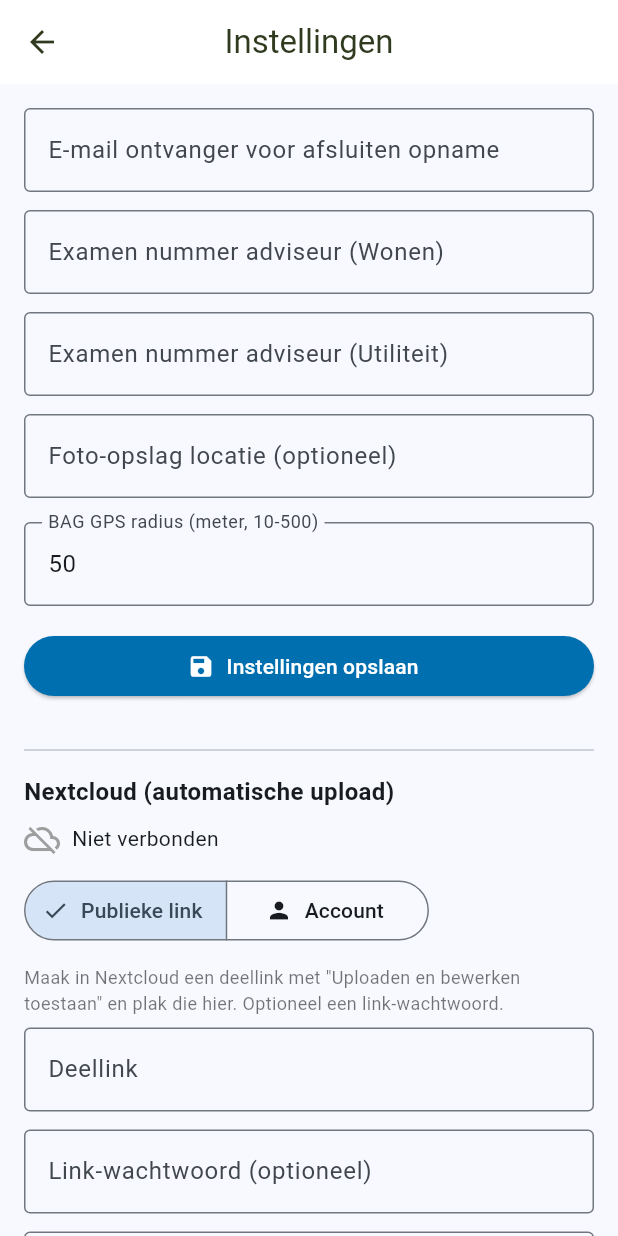
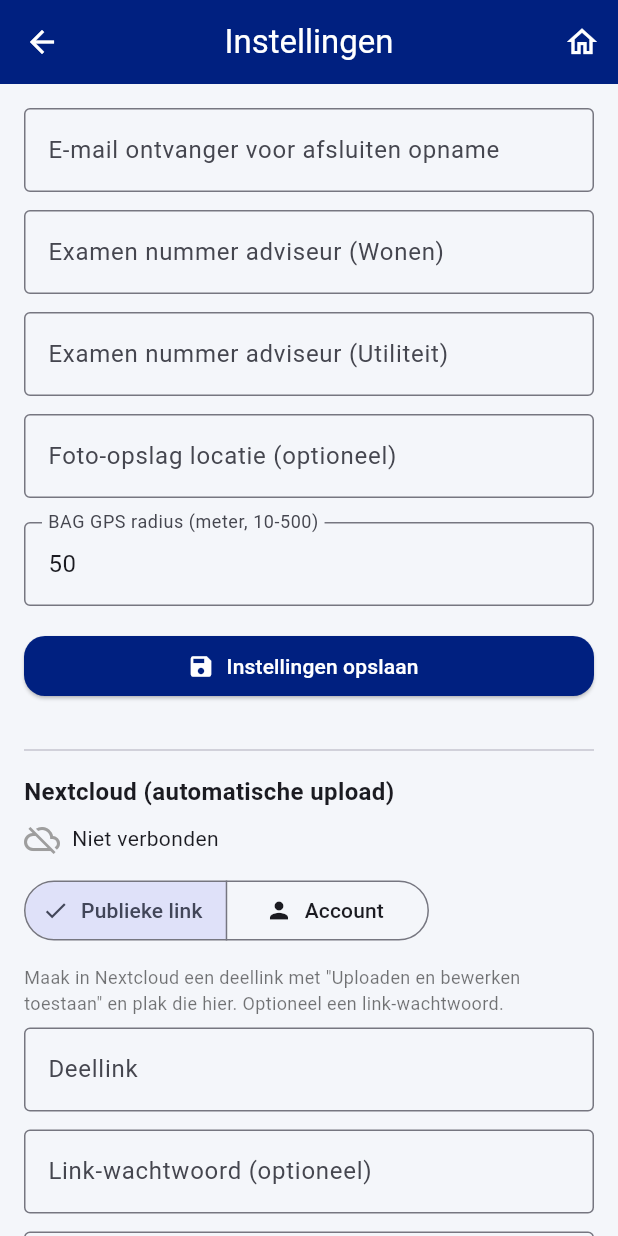
Before and after one commit to PaulW1610/PM-opname, a Flutter app: the screen it shows after launch, after a tap on the "settings" icon, on a phone screen of 412 x 824 dp. Run offline on Flutter 3.47's test engine with Material 3 defaults, Android fonts, the phone set to English and light mode, and no system bars; our stand-ins replace camera, firebase_core, firebase_crashlytics, flutter_secure_storage, gallery_saver, geocoding and 3 more; missing offline and left inert: flutter_email_sender; accounts and stored records are empty; statements that could not run were skipped.

Commit message:
Upload-tijdens-fotograferen + huisstijl-layout + home-knop (2.1.0+7)
- Nextcloud: elke foto wordt direct op de achtergrond geuploaded tijdens
  het fotograferen (serieel, niet-blokkerend); afsluit-upload blijft vangnet
  en slaat bestaande bestanden over.
- Huisstijl: nieuw lib/theme/brand.dart (marineblauw #002080 + oranje #F7931E),
  app-thema in huisstijl.
- Startscherm: hoofdacties als uniform rooster van vierkante tegels met
  afgeronde hoeken; 'Adres ophalen' en 'Naar camera' oranje, rest marineblauw.
- Scherm 2 (Selecteer categorie): infokaart + centrale oranje 'Start foto's
  maken'-tegel.
- Home-knop op elk subscherm (via PmBrandingHeader + AppBars) terug naar start.
- Versie 2.1.0+7.

Co-Authored-By: Claude Opus 4.8 <noreply@anthropic.com>

```diff
--- a/lib/main.dart
+++ b/lib/main.dart
@@ -3,6 +3,7 @@ import 'dart:async';
 import 'package:flutter/material.dart';
 import 'screens/start_screen.dart';
 import 'services/stability_logger_service.dart';
+import 'theme/brand.dart';
 
 /// Entrypoint for the Photo Organizer app.
 Future<void> main() async {
@@ -31,44 +32,55 @@ class MyApp extends StatelessWidget {
   /// Build the [MaterialApp] used as the app shell.
   @override
   Widget build(BuildContext context) {
-    const azureBlue = Color(0xFF006FAF);
+    const navy = BrandColors.navy;
+    const orange = BrandColors.orange;
     return MaterialApp(
       title: 'blueprint collective',
       theme: ThemeData(
-        colorScheme: ColorScheme.fromSeed(seedColor: azureBlue),
+        colorScheme: ColorScheme.fromSeed(
+          seedColor: navy,
+          primary: navy,
+          secondary: orange,
+        ),
+        scaffoldBackgroundColor: const Color(0xFFF4F6FA),
         appBarTheme: const AppBarTheme(
-          backgroundColor: Colors.white,
-          foregroundColor: Color(0xFF2F3A1F),
+          backgroundColor: navy,
+          foregroundColor: Colors.white,
           elevation: 0,
           centerTitle: true,
+          iconTheme: IconThemeData(color: Colors.white),
         ),
         elevatedButtonTheme: ElevatedButtonThemeData(
           style: ElevatedButton.styleFrom(
-            backgroundColor: azureBlue,
+            backgroundColor: navy,
             foregroundColor: Colors.white,
+            shape: RoundedRectangleBorder(
+              borderRadius: BorderRadius.circular(14),
+            ),
           ),
         ),
         filledButtonTheme: FilledButtonThemeData(
           style: FilledButton.styleFrom(
-            backgroundColor: azureBlue,
+            backgroundColor: navy,
             foregroundColor: Colors.white,
           ),
         ),
         outlinedButtonTheme: OutlinedButtonThemeData(
           style: OutlinedButton.styleFrom(
-            backgroundColor: azureBlue,
-            foregroundColor: Colors.white,
-            side: const BorderSide(color: azureBlue),
+            foregroundColor: navy,
+            side: const BorderSide(color: navy),
+            shape: RoundedRectangleBorder(
+              borderRadius: BorderRadius.circular(14),
+            ),
           ),
         ),
         textButtonTheme: TextButtonThemeData(
           style: TextButton.styleFrom(
-            backgroundColor: azureBlue,
-            foregroundColor: Colors.white,
+            foregroundColor: navy,
           ),
         ),
         floatingActionButtonTheme: const FloatingActionButtonThemeData(
-          backgroundColor: azureBlue,
+          backgroundColor: orange,
           foregroundColor: Colors.white,
         ),
       ),
--- a/lib/screens/instellingen_screen.dart
+++ b/lib/screens/instellingen_screen.dart
@@ -190,6 +190,14 @@ class _InstellingenScreenState extends State<InstellingenScreen> {
     return Scaffold(
       appBar: AppBar(
         title: const Text('Instellingen'),
+        actions: [
+          IconButton(
+            tooltip: 'Home',
+            icon: const Icon(Icons.home_outlined),
+            onPressed: () =>
+                Navigator.of(context).popUntil((route) => route.isFirst),
+          ),
+        ],
       ),
       body: _isLoading
           ? const Center(child: CircularProgressIndicator())
--- a/lib/screens/start_screen.dart
+++ b/lib/screens/start_screen.dart
@@ -10,6 +10,7 @@ import '../config/app_secrets.dart';
 import '../services/app_settings_service.dart';
 import '../services/bag_service.dart';
 import '../services/location_service.dart';
+import '../theme/brand.dart';
 import 'beslisschemas_screen.dart';
 import 'instellingen_screen.dart';
 import 'opname_afsluiten_screen.dart';
@@ -1259,7 +1260,7 @@ class _StartScreenState extends State<StartScreen> {
                   child: Column(
                     mainAxisSize: MainAxisSize.min,
                     children: [
-                      const Icon(Icons.location_on, size: 48, color: Colors.blue),
+                      const Icon(Icons.location_on, size: 48, color: BrandColors.navy),
                       const SizedBox(height: 16),
                       Text(
                         'Adres opgehaald:',
@@ -1318,27 +1319,10 @@ class _StartScreenState extends State<StartScreen> {
                   ],
                 ),
               ),
-              const SizedBox(height: 8),
-              OutlinedButton.icon(
-                icon: const Icon(Icons.search),
-                label: const Text('Zoek op postcode + huisnummer'),
-                onPressed: _isLoading ? null : _searchBagByManualPair,
-              ),
-              const SizedBox(height: 8),
-              ElevatedButton.icon(
-                icon: const Icon(Icons.gps_fixed),
-                label: const Text('Ophalen Adres'),
-                onPressed: _isLoading ? null : _fetchAddress,
-                style: ElevatedButton.styleFrom(
-                  backgroundColor: Colors.green.shade700,
-                  foregroundColor: Colors.white,
-                ),
-              ),
-              const SizedBox(height: 8),
-              ElevatedButton.icon(
-                icon: const Icon(Icons.edit_location_alt),
-                label: const Text('Gebruik handmatig adres'),
-                onPressed: _useManualAddress,
+              const SizedBox(height: 20),
+              Padding(
+                padding: const EdgeInsets.symmetric(horizontal: 20),
+                child: _buildActionGrid(),
               ),
               if (_bagCandidates.isNotEmpty)
                 const SizedBox(height: 16),
@@ -1424,27 +1408,6 @@ class _StartScreenState extends State<StartScreen> {
                 ),
                 const SizedBox(height: 8),
               ],
-              ElevatedButton.icon(
-                icon: const Icon(Icons.assignment_turned_in),
-                label: const Text('Opname afsluiten'),
-                onPressed: _isLoading ? null : _openOpnameAfsluiten,
-              ),
-              const SizedBox(height: 12),
-              ElevatedButton.icon(
-                icon: const Icon(Icons.account_tree_outlined),
-                label: const Text('Beslisschemas en formulieren'),
-                style: ElevatedButton.styleFrom(
-                  backgroundColor: const Color(0xFF006FAF),
-                  foregroundColor: Colors.white,
-                ),
-                onPressed: _isLoading ? null : _openBeslisschemas,
-              ),
-              const SizedBox(height: 12),
-              ElevatedButton.icon(
-                icon: const Icon(Icons.bookmark_add_outlined),
-                label: const Text('Adres opslaan in projecten'),
-                onPressed: _isLoading ? null : _saveCurrentAddressForLater,
-              ),
               const SizedBox(height: 16),
               Padding(
                 padding: const EdgeInsets.symmetric(horizontal: 16),
@@ -1502,18 +1465,71 @@ class _StartScreenState extends State<StartScreen> {
                   ],
                 ),
               ),
-              if (_bagData != null) ...[
-                const SizedBox(height: 12),
-                ElevatedButton.icon(
-                  icon: const Icon(Icons.arrow_forward),
-                  label: const Text('Naar camera'),
-                  onPressed: _proceedToPhotos,
-                ),
-              ],
+              const SizedBox(height: 16),
             ],
           ),
         ),
       ),
+    );
+  }
+
+  /// Uniform rooster van vierkante huisstijl-knoppen voor de hoofdacties.
+  ///
+  /// Oranje = belangrijkste acties (adres ophalen, naar camera); marineblauw =
+  /// de overige acties. Knoppen die een adres vereisen zijn uitgeschakeld tot
+  /// er een adres gekozen is, zodat de lay-out stabiel blijft.
+  Widget _buildActionGrid() {
+    final bool hasAddress = _bagData != null;
+    final bool busy = _isLoading;
+
+    final tiles = <Widget>[
+      BrandTileButton(
+        icon: Icons.gps_fixed,
+        label: 'Adres ophalen',
+        color: BrandColors.orange,
+        onPressed: busy ? null : _fetchAddress,
+      ),
+      BrandTileButton(
+        icon: Icons.photo_camera,
+        label: 'Naar camera',
+        color: BrandColors.orange,
+        onPressed: (busy || !hasAddress) ? null : _proceedToPhotos,
+      ),
+      BrandTileButton(
+        icon: Icons.search,
+        label: 'Zoek op postcode',
+        onPressed: busy ? null : _searchBagByManualPair,
+      ),
+      BrandTileButton(
+        icon: Icons.edit_location_alt,
+        label: 'Handmatig adres',
+        onPressed: busy ? null : _useManualAddress,
+      ),
+      BrandTileButton(
+        icon: Icons.assignment_turned_in,
+        label: 'Opname afsluiten',
+        onPressed: (busy || !hasAddress) ? null : _openOpnameAfsluiten,
+      ),
+      BrandTileButton(
+        icon: Icons.account_tree_outlined,
+        label: 'Beslisschemas',
+        onPressed: (busy || !hasAddress) ? null : _openBeslisschemas,
+      ),
+      BrandTileButton(
+        icon: Icons.bookmark_add_outlined,
+        label: 'Adres opslaan',
+        onPressed: (busy || !hasAddress) ? null : _saveCurrentAddressForLater,
+      ),
+    ];
+
+    return GridView.count(
+      crossAxisCount: 2,
+      shrinkWrap: true,
+      physics: const NeverScrollableScrollPhysics(),
+      mainAxisSpacing: 14,
+      crossAxisSpacing: 14,
+      childAspectRatio: 1,
+      children: tiles,
     );
   }
 
--- /dev/null
+++ b/lib/theme/brand.dart
@@ -0,0 +1,110 @@
+import 'package:flutter/material.dart';
+
+/// Huisstijl van blueprint collective: kleuren + herbruikbare UI-bouwstenen.
+///
+/// Kleuren zijn afgeleid van het logo (diep koningsblauw/marineblauw) met
+/// oranje als accentkleur voor de belangrijkste acties.
+class BrandColors {
+  BrandColors._();
+
+  /// Donker marineblauw (logo-kleur). Hoofdkleur voor knoppen en app-bar.
+  static const Color navy = Color(0xFF002080);
+
+  /// Iets diepere marine-variant (voor verloop/schaduw).
+  static const Color navyDark = Color(0xFF001A5E);
+
+  /// Heldere logo-blauw variant (voor accenten/verloop).
+  static const Color navyBright = Color(0xFF0024B4);
+
+  /// Accentkleur oranje (huisstijl) voor de belangrijkste acties.
+  static const Color orange = Color(0xFFF7931E);
+
+  /// Diepere oranje-variant (voor verloop/schaduw).
+  static const Color orangeDark = Color(0xFFE07B00);
+}
+
+/// Een vierkante knop met afgeronde hoeken, een icoon en een label.
+///
+/// Gebruikt door de huisstijl-knoppenroosters. Wordt grijs/uitgeschakeld
+/// weergegeven wanneer [onPressed] `null` is, zodat de lay-out stabiel blijft.
+class BrandTileButton extends StatelessWidget {
+  /// Maak een vierkante huisstijl-knop.
+  const BrandTileButton({
+    Key? key,
+    required this.icon,
+    required this.label,
+    required this.onPressed,
+    this.color = BrandColors.navy,
+  }) : super(key: key);
+
+  /// Het icoon bovenin de knop.
+  final IconData icon;
+
+  /// Het label onder het icoon.
+  final String label;
+
+  /// Actie bij tikken; `null` schakelt de knop uit (grijs).
+  final VoidCallback? onPressed;
+
+  /// Achtergrondkleur (oranje voor hoofdacties, marineblauw voor de rest).
+  final Color color;
+
+  @override
+  Widget build(BuildContext context) {
+    final bool enabled = onPressed != null;
+    final Color background = enabled ? color : const Color(0xFFCED2DA);
+    final Color foreground = enabled ? Colors.white : const Color(0xFF8A8F99);
+
+    return Material(
+      color: background,
+      borderRadius: BorderRadius.circular(20),
+      elevation: enabled ? 2 : 0,
+      shadowColor: Colors.black26,
+      child: InkWell(
+        borderRadius: BorderRadius.circular(20),
+        onTap: onPressed,
+        child: Padding(
+          padding: const EdgeInsets.all(12),
+          child: Column(
+            mainAxisAlignment: MainAxisAlignment.center,
+            children: [
+              Icon(icon, size: 38, color: foreground),
+              const SizedBox(height: 10),
+              Text(
+                label,
+                textAlign: TextAlign.center,
+                maxLines: 2,
+                overflow: TextOverflow.ellipsis,
+                style: TextStyle(
+                  color: foreground,
+                  fontSize: 14,
+                  fontWeight: FontWeight.w600,
+                  height: 1.15,
+                ),
+              ),
+            ],
+          ),
+        ),
+      ),
+    );
+  }
+}
+
+/// Home-knop voor in de app-bar: keert terug naar het startscherm.
+///
+/// Plaats deze in `AppBar.actions` of `AppBar.leading` op elk scherm behalve
+/// het startscherm zelf.
+class BrandHomeButton extends StatelessWidget {
+  /// Maak een home-knop die naar het startscherm springt.
+  const BrandHomeButton({Key? key}) : super(key: key);
+
+  @override
+  Widget build(BuildContext context) {
+    return IconButton(
+      tooltip: 'Home',
+      icon: const Icon(Icons.home_outlined),
+      onPressed: () =>
+          Navigator.of(context).popUntil((route) => route.isFirst),
+    );
+  }
+}
--- a/pubspec.yaml
+++ b/pubspec.yaml
@@ -1,6 +1,6 @@
 name: photo_organizer_app
 description: A Flutter app that tags camera photos and saves them to iCloud Photos albums by address.
-version: 2.1.0+6
+version: 2.1.0+7
 
 environment:
   sdk: ">=3.9.0 <4.0.0"
```
Also changed, not shown: lib/screens/opname_afsluiten_screen.dart (+2 -11 lines), lib/screens/photo_selection_screen.dart (+64 -12 lines), lib/services/bag_service.dart (+14 -0 lines), lib/services/dossier_photo_store.dart (+4 -3 lines), lib/services/nextcloud_service.dart (+59 -1 lines), lib/widgets/pm_branding_header.dart (+11 -1 lines), lib/widgets/tagged_camera_capture_view.dart (+24 -2 lines).
